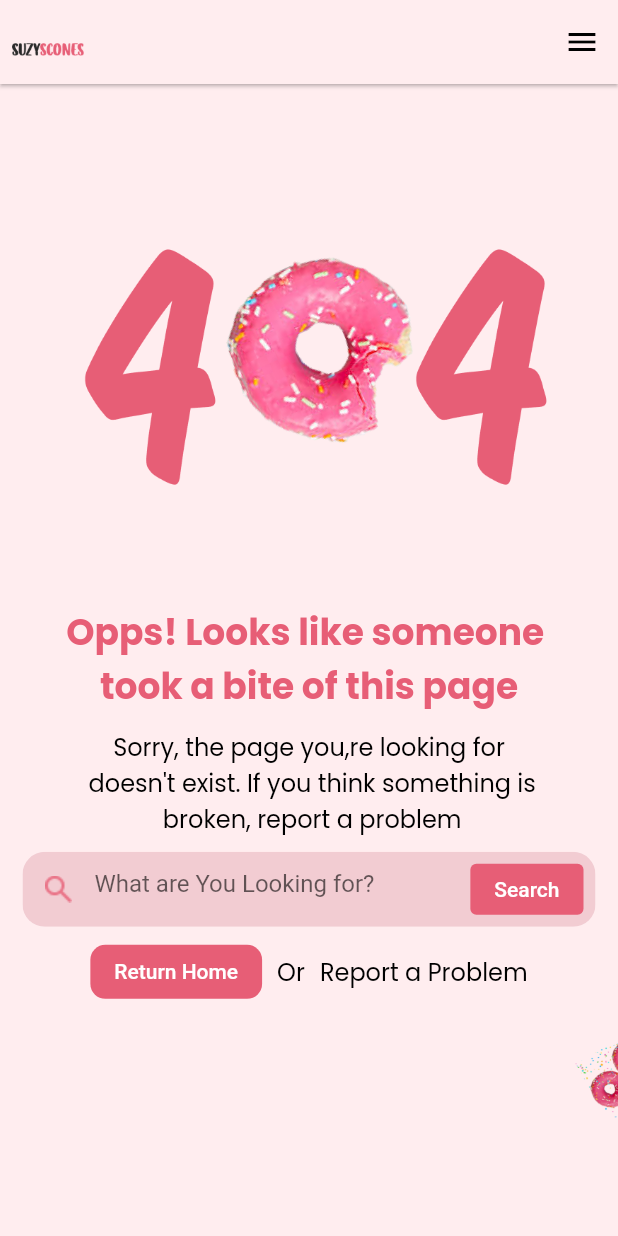
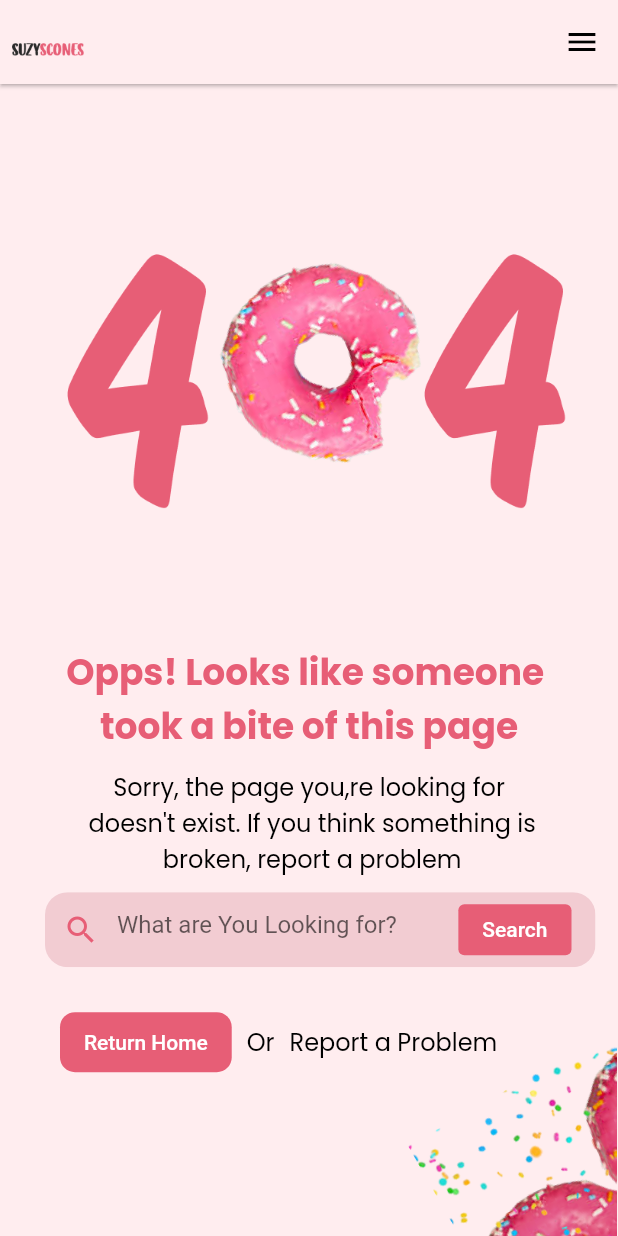
Before and after one commit to M-Flutter-Dart/404Page, a Flutter app: the screen it shows after launch, on a phone screen of 412 x 824 dp. Run offline on Flutter 3.47's test engine with Material 2 defaults, Android fonts, the phone set to English and light mode, and no system bars; our stand-ins replace google_fonts.

Commit message:
mobile app interface complete modification

```diff
--- a/lib/main.dart
+++ b/lib/main.dart
@@ -25,6 +25,9 @@ class HomeScreen extends StatelessWidget {
 
   @override
   Widget build(BuildContext context) {
+    Size size = MediaQuery
+        .of(context)
+        .size;
     return Scaffold(
         backgroundColor: appPrimaryColor,
         appBar: AppBar(
@@ -48,17 +51,31 @@ class HomeScreen extends StatelessWidget {
         body: SingleChildScrollView(
           child: Column(
             children: [
+              Column(
+                children: [
+                  Image.asset('assets/images/404.png'),
+                  SizedBox(
+                    height: 400,
+                    child: Stack(
+                      children: [
+                        Positioned(
+                            left: size.width * 0.45,
+                            right: 1,
+                            top: 160,
+                            child: Image.asset(
+                              'assets/images/Group 11.png', fit: BoxFit.fill,)),
                         Padding(
                           padding:
-                    const EdgeInsets.symmetric(horizontal: 15.0, vertical: 5),
+                          const EdgeInsets.symmetric(
+                              horizontal: 15.0, vertical: 5),
                           child: Column(
                             children: [
                               Column(
                                 children: [
-                        Image.asset('assets/images/404.png'),
                                   Text(
                                     'Opps! Looks like someone ',
-                          style: Theme.of(context)
+                                    style: Theme
+                                        .of(context)
                                         .textTheme
                                         .headlineMedium
                                         ?.copyWith(
@@ -68,7 +85,8 @@ class HomeScreen extends StatelessWidget {
                                   ),
                                   Text(
                                     'took a bite of this page',
-                          style: Theme.of(context)
+                                    style: Theme
+                                        .of(context)
                                         .textTheme
                                         .headlineMedium
                                         ?.copyWith(
@@ -85,80 +103,106 @@ class HomeScreen extends StatelessWidget {
                                 children: [
                                   Text(
                                     'Sorry, the page you,re looking for',
-                          style: Theme.of(context)
+                                    style: Theme
+                                        .of(context)
                                         .textTheme
                                         .headlineMedium
                                         ?.copyWith(
-                                  fontWeight: FontWeight.normal, fontSize: 16),
+                                        fontWeight: FontWeight.normal,
+                                        fontSize: 16),
                                   ),
                                   Text(
                                     " doesn\'t exist. If you think something is",
-                          style: Theme.of(context)
+                                    style: Theme
+                                        .of(context)
                                         .textTheme
                                         .headlineMedium
                                         ?.copyWith(
-                                  fontWeight: FontWeight.normal, fontSize: 16),
+                                        fontWeight: FontWeight.normal,
+                                        fontSize: 16),
                                   ),
                                   Text(
                                     ' broken, report a problem',
-                          style: Theme.of(context)
+                                    style: Theme
+                                        .of(context)
                                         .textTheme
                                         .headlineMedium
                                         ?.copyWith(
-                                  fontWeight: FontWeight.normal, fontSize: 16),
+                                        fontWeight: FontWeight.normal,
+                                        fontSize: 16),
                                   ),
                                 ],
                               ),
                               const SizedBox(
                                 height: 10,
                               ),
-                    ClipRRect(
+                              Padding(
+                                padding: const EdgeInsets.only(left: 15),
+                                child: ClipRRect(
                                   borderRadius: BorderRadius.circular(15),
                                   child: Container(
                                     color: const Color(0xFFF6F6F6),
                                     height: 50,
                                     child: TextField(
-                          maxLines: null, cursorColor: Color(0xFFE75E76),
+                                      cursorColor: Color(0xFFE75E76),
+                                      maxLines: null,
                                       decoration: InputDecoration(
-                              prefixIcon:
-                                  Image.asset('assets/images/Vector.png'),
                                           suffixIcon: Padding(
-                                padding: const EdgeInsets.all(8.0),
+                                            padding: const EdgeInsets.only(
+                                                right: 8.0),
+                                            child: Padding(
+                                              padding:
+                                              const EdgeInsets.all(8.0),
                                               child: ElevatedButton(
                                                 onPressed: () {},
                                                 style: const ButtonStyle(
-                                      elevation: MaterialStatePropertyAll(0),
-                                      backgroundColor: MaterialStatePropertyAll(
+                                                    elevation:
+                                                    MaterialStatePropertyAll(
+                                                        0),
+                                                    backgroundColor:
+                                                    MaterialStatePropertyAll(
                                                         Color(0xFFE75E76))),
                                                 child: Text("Search"),
                                               ),
                                             ),
+                                          ),
+                                          prefixIcon: Icon(
+                                            Icons.search,
+                                            color: Color(0xFFE75E76),
+                                          ),
                                           hintText: 'What are You Looking for?',
-                              fillColor: Color(0xFFE75E76).withOpacity(0.28),
+                                          fillColor: Color(0xFFE75E76)
+                                              .withOpacity(0.28),
                                           filled: true,
                                           border: InputBorder.none),
                                     ),
                                   ),
                                 ),
+                              ),
                               const SizedBox(
-                      height: 10,
+                                height: 30,
                               ),
                               SizedBox(
                                 height: 40,
+                                child: Padding(
+                                  padding: const EdgeInsets.only(left: 25),
                                   child: Row(
-                        mainAxisAlignment: MainAxisAlignment.center,
-                        mainAxisSize: MainAxisSize.min,
+                                    mainAxisAlignment: MainAxisAlignment.start,
                                     children: [
                                       SizedBox(
+                                        height: double.maxFinite,
                                         child: ElevatedButton(
                                           onPressed: () {},
                                           style: ButtonStyle(
                                               shape: MaterialStatePropertyAll(
                                                   RoundedRectangleBorder(
                                                       borderRadius:
-                                              BorderRadius.circular(10))),
-                                  elevation: const MaterialStatePropertyAll(0),
-                                  backgroundColor: const MaterialStatePropertyAll(
+                                                      BorderRadius.circular(
+                                                          10))),
+                                              elevation:
+                                              MaterialStatePropertyAll(0),
+                                              backgroundColor:
+                                              MaterialStatePropertyAll(
                                                   Color(0xFFE75E76))),
                                           child: const Text("Return Home"),
                                         ),
@@ -168,7 +212,8 @@ class HomeScreen extends StatelessWidget {
                                       ),
                                       Text(
                                         'Or',
-                            style: Theme.of(context)
+                                        style: Theme
+                                            .of(context)
                                             .textTheme
                                             .headlineMedium
                                             ?.copyWith(
@@ -180,7 +225,8 @@ class HomeScreen extends StatelessWidget {
                                       ),
                                       Text(
                                         'Report a Problem',
-                            style: Theme.of(context)
+                                        style: Theme
+                                            .of(context)
                                             .textTheme
                                             .headlineMedium
                                             ?.copyWith(
@@ -190,26 +236,31 @@ class HomeScreen extends StatelessWidget {
                                     ],
                                   ),
                                 ),
+                              )
                             ],
                           ),
-              ),
-              SizedBox(
-                height: 87,
-                child:
-                  Row(
-                    mainAxisAlignment: MainAxisAlignment.end,
-                    children: [
-                      Image.asset(
-                        'assets/images/Group 11.png',
-                        scale: 3 / 1,
-                        fit: BoxFit.contain,
                         ),
                       ],
                     ),
                   ),
-              const SizedBox(
-                height: 70,
+                ],
               ),
+              // Column(
+              //   children: [
+              //     SizedBox(
+              //       height: 10,
+              //       child: Row(
+              //         mainAxisAlignment: MainAxisAlignment.end,
+              //         children: [
+              //           Image.asset('assets/images/Group 11.png'),
+              //         ],
+              //       ),
+              //     ),
+              //   ],
+              // ),
+              // const SizedBox(
+              //   height: 70,
+              // ),
               Container(
                 color: const Color(0xFF282828),
                 //height: 262,
@@ -235,7 +286,8 @@ class HomeScreen extends StatelessWidget {
                       children: [
                         Text(
                           'Lorem ipsum dolor sit amet, consectetur',
-                          style: Theme.of(context)
+                          style: Theme
+                              .of(context)
                               .textTheme
                               .bodyMedium
                               ?.copyWith(
@@ -245,7 +297,8 @@ class HomeScreen extends StatelessWidget {
                         ),
                         Text(
                           'adipiscing elit. Donec pretium egestas',
-                          style: Theme.of(context)
+                          style: Theme
+                              .of(context)
                               .textTheme
                               .bodyMedium
                               ?.copyWith(
@@ -255,7 +308,8 @@ class HomeScreen extends StatelessWidget {
                         ),
                         Text(
                           'nunc.',
-                          style: Theme.of(context)
+                          style: Theme
+                              .of(context)
                               .textTheme
                               .bodyMedium
                               ?.copyWith(
@@ -296,7 +350,8 @@ class HomeScreen extends StatelessWidget {
                           children: [
                             Text(
                               'Copyright © 2023 Suzyscones Website',
-                              style: Theme.of(context)
+                              style: Theme
+                                  .of(context)
                                   .textTheme
                                   .bodyMedium
                                   ?.copyWith(
@@ -306,7 +361,8 @@ class HomeScreen extends StatelessWidget {
                             ),
                             Text(
                               'All right reserved',
-                              style: Theme.of(context)
+                              style: Theme
+                                  .of(context)
                                   .textTheme
                                   .bodyMedium
                                   ?.copyWith(
```
Lines whose indentation alone changed are shown as unchanged.
